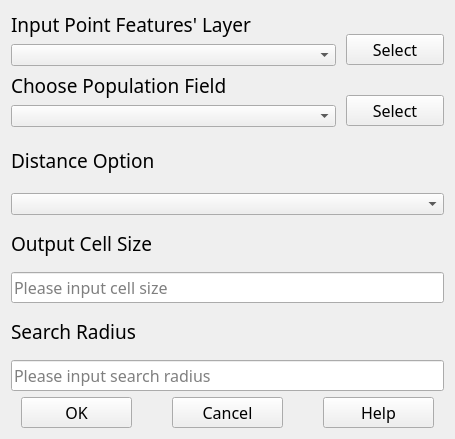
First picture: the form in KernelToolWidget.ui, repository lsl1229840757/GeoSystem, before the edit.
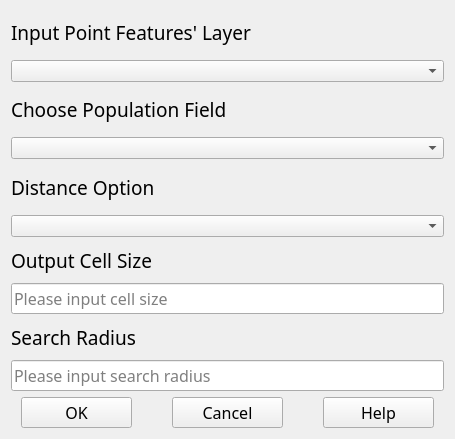
Second picture: the form after the edit. Custom widgets are drawn as their Qt base class.

Patch:
```diff
--- a/KernelToolWidget.ui
+++ b/KernelToolWidget.ui
@@ -15,7 +15,7 @@
   </property>
   <layout class="QVBoxLayout" name="verticalLayout_2">
    <item>
-    <layout class="QHBoxLayout" name="horizontalLayout_layer" stretch="10,3">
+    <layout class="QHBoxLayout" name="horizontalLayout_layer" stretch="10">
      <property name="spacing">
       <number>10</number>
      </property>
@@ -39,30 +39,10 @@
        </item>
       </layout>
      </item>
-     <item>
-      <layout class="QVBoxLayout" name="verticalLayout_layerbtn">
-       <property name="topMargin">
-        <number>23</number>
-       </property>
-       <item>
-        <widget class="QPushButton" name="pushButton_layer">
-         <property name="font">
-          <font>
-           <family>Adobe Arabic</family>
-           <pointsize>12</pointsize>
-          </font>
-         </property>
-         <property name="text">
-          <string>Select</string>
-         </property>
-        </widget>
-       </item>
-      </layout>
-     </item>
     </layout>
    </item>
    <item>
-    <layout class="QHBoxLayout" name="horizontalLayout_field" stretch="10,3">
+    <layout class="QHBoxLayout" name="horizontalLayout_field" stretch="10">
      <property name="spacing">
       <number>10</number>
      </property>
@@ -86,26 +66,6 @@
        </item>
       </layout>
      </item>
-     <item>
-      <layout class="QVBoxLayout" name="verticalLayout_fieldbtn">
-       <property name="topMargin">
-        <number>23</number>
-       </property>
-       <item>
-        <widget class="QPushButton" name="pushButton_field">
-         <property name="font">
-          <font>
-           <family>Adobe Arabic</family>
-           <pointsize>12</pointsize>
-          </font>
-         </property>
-         <property name="text">
-          <string>Select</string>
-         </property>
-        </widget>
-       </item>
-      </layout>
-     </item>
     </layout>
    </item>
    <item>
```
